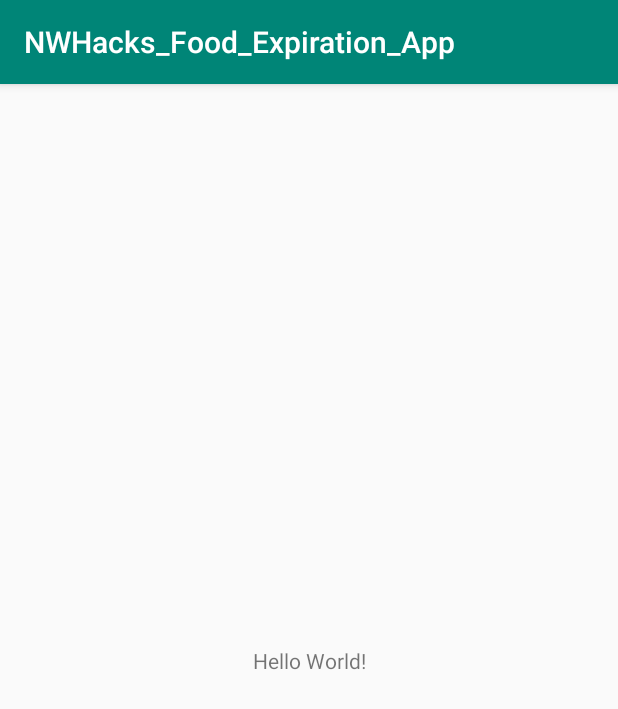
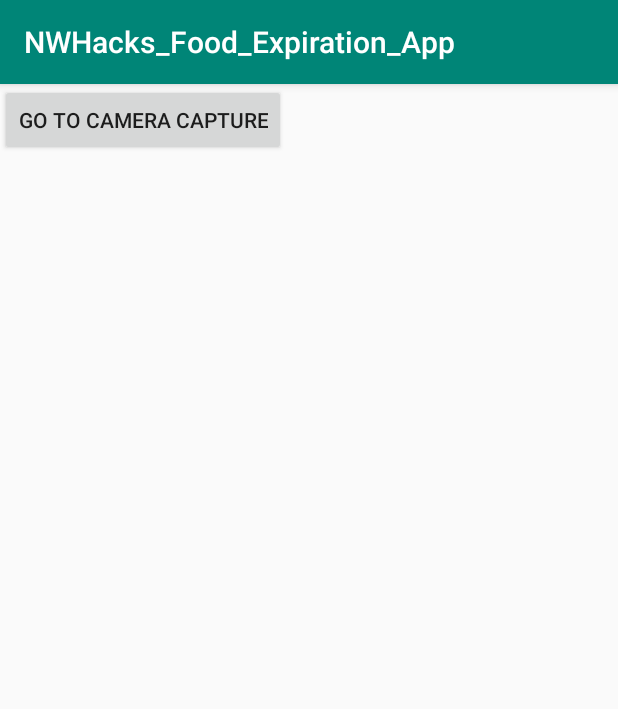
Before and after one commit to jenileechen800/NWHacks_Food_Expiration_App, an Android app: the screen it shows after launch (MainActivity), on a phone screen of 412 x 824 dp. Shown: the top 709 px of the screen. Run offline under Robolectric (Android 15) with nearby library versions, the phone set to English and light mode, and no system bars.

Commit message:
Added new 'Camera Capture' Activity

```diff
--- a/app/src/main/res/layout/activity_main.xml
+++ b/app/src/main/res/layout/activity_main.xml
@@ -6,13 +6,31 @@
     android:layout_height="match_parent"
     tools:context=".MainActivity">
 
-    <TextView
+<!--    <ImageView-->
+<!--        android:id="@+id/imgview_photo2"-->
+<!--        android:layout_width="289dp"-->
+<!--        android:layout_height="98dp"-->
+<!--        app:srcCompat="@android:drawable/alert_light_frame"-->
+<!--        tools:layout_editor_absoluteX="31dp"-->
+<!--        tools:layout_editor_absoluteY="375dp" />-->
+
+<!--    <Button-->
+<!--        android:id="@+id/btn_photo2"-->
+<!--        android:layout_width="wrap_content"-->
+<!--        android:layout_height="wrap_content"-->
+<!--        android:onClick="takePhoto"-->
+<!--        android:text="Take Photo"-->
+<!--        tools:layout_editor_absoluteX="123dp"-->
+<!--        tools:layout_editor_absoluteY="188dp" />-->
+
+    <Button
+        android:id="@+id/button3"
         android:layout_width="wrap_content"
         android:layout_height="wrap_content"
-        android:text="Hello World!"
-        app:layout_constraintBottom_toBottomOf="parent"
-        app:layout_constraintLeft_toLeftOf="parent"
-        app:layout_constraintRight_toRightOf="parent"
-        app:layout_constraintTop_toTopOf="parent" />
+        android:onClick="cameraActivity"
+        android:text="Go To Camera Capture"
+        tools:layout_editor_absoluteX="139dp"
+        tools:layout_editor_absoluteY="570dp" />
+
 
 </androidx.constraintlayout.widget.ConstraintLayout>
--- a/app/src/main/res/values/strings.xml
+++ b/app/src/main/res/values/strings.xml
@@ -1,4 +1,5 @@
 <resources>
     <string name="app_name">NWHacks_Food_Expiration_App</string>
-<!--    <string name="title_activity_azure__scanner">Azure_Scanner</string>-->
+    <string name="title_activity_camera__capture">Camera_Capture</string>
+    <!--    <string name="title_activity_azure__scanner">Azure_Scanner</string>-->
 </resources>
```
Also changed, not shown: app/src/main/AndroidManifest.xml (+13 -2 lines), app/src/main/java/com/hfad/nwhacks_food_expiration_app/Camera_Capture.java (added, +57 -0 lines), app/src/main/java/com/hfad/nwhacks_food_expiration_app/MainActivity.java (+44 -0 lines), app/src/main/res/layout/activity_camera__capture.xml (added, +35 -0 lines), app/src/main/res/layout/content_camera__capture.xml (added, +11 -0 lines).
